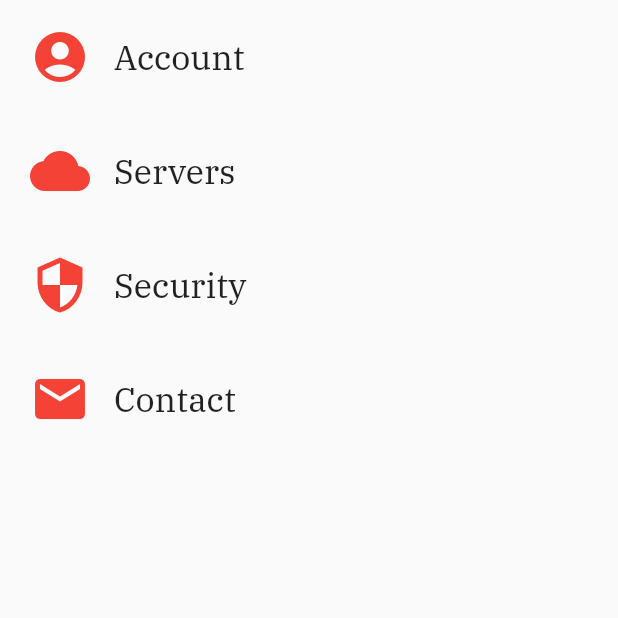
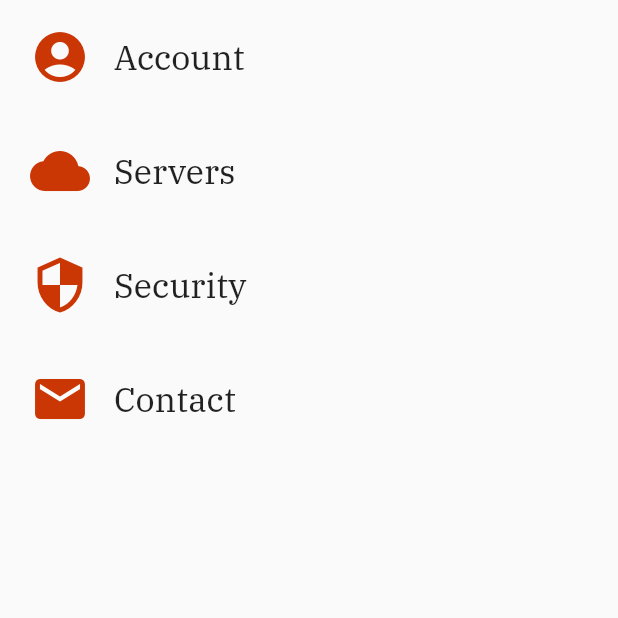
Before and after one commit to partnercloudsupport/redbellywallet, a Flutter app: the SettingsPage screen opened directly, on a phone screen of 412 x 824 dp, the top half of it. Run offline on Flutter 3.47's test engine with Material 2 defaults, Android fonts, the phone set to English and light mode, and no system bars; our stand-ins replace flutter_secure_storage, hex, local_auth, qr_flutter; missing offline and left inert: barcode_scan, bip32, bitcoin_flutter, pointycastle; accounts and stored records are empty; project files that could hold a hidden picture were left out.

Commit message:
fixed minor issues

```diff
--- a/lib/main.dart
+++ b/lib/main.dart
@@ -94,7 +94,7 @@ class _MyAppState extends State<MyApp> {
           primaryColor: Color.fromARGB(255, 202, 54, 4),
           fontFamily: 'rbbc',
           textTheme: TextTheme(
-            headline: TextStyle(fontSize: 27.0, fontWeight: FontWeight.bold),
+            headline: TextStyle(fontSize: 16.0, fontWeight: FontWeight.bold),
             title: TextStyle(fontSize: 20.0, fontWeight: FontWeight.bold),
           ),
         ),
--- a/lib/ui/settingsPage.dart
+++ b/lib/ui/settingsPage.dart
@@ -15,6 +15,8 @@ class SettingsPage extends StatefulWidget {
 
 class _SettingsPageState extends State<SettingsPage> {
   double _fontSize = 22.0;
+  Color _color = Color.fromARGB(255, 202, 54, 4);
+
   @override
   Widget build(BuildContext context) {
     return Scaffold(
@@ -24,7 +26,7 @@ class _SettingsPageState extends State<SettingsPage> {
             contentPadding: EdgeInsets.symmetric(vertical: 10, horizontal: 20),
             leading: Icon(
               Icons.account_circle,
-              color: Colors.red,
+              color: _color,
               size: 40,
             ),
             title: Text(
@@ -47,7 +49,7 @@ class _SettingsPageState extends State<SettingsPage> {
             contentPadding: EdgeInsets.symmetric(vertical: 10, horizontal: 20),
             leading: Icon(
               Icons.cloud,
-              color: Colors.red,
+              color: _color,
               size: 40,
             ),
             title: Text(
@@ -69,7 +71,7 @@ class _SettingsPageState extends State<SettingsPage> {
             contentPadding: EdgeInsets.symmetric(vertical: 10, horizontal: 20),
             leading: Icon(
               Icons.security,
-              color: Colors.red,
+              color: _color,
               size: 40,
             ),
             title: Text(
@@ -83,7 +85,7 @@ class _SettingsPageState extends State<SettingsPage> {
             contentPadding: EdgeInsets.symmetric(vertical: 10, horizontal: 20),
             leading: Icon(
               Icons.mail,
-              color: Colors.red,
+              color: _color,
               size: 40,
             ),
             title: Text(
--- a/pubspec.yaml
+++ b/pubspec.yaml
@@ -7,7 +7,7 @@ description: Wallet for Red Belly Blockchain
 # Both the version and the builder number may be overridden in flutter
 # build by specifying --build-name and --build-number, respectively.
 # Read more about versioning at semver.org.
-version: 1.0.0+1
+version: 1.0.0+2
 
 environment:
   sdk: ">=2.0.0-dev.68.0 <3.0.0"
```
Also changed, not shown: lib/ui/receivePage.dart (+6 -4 lines).
